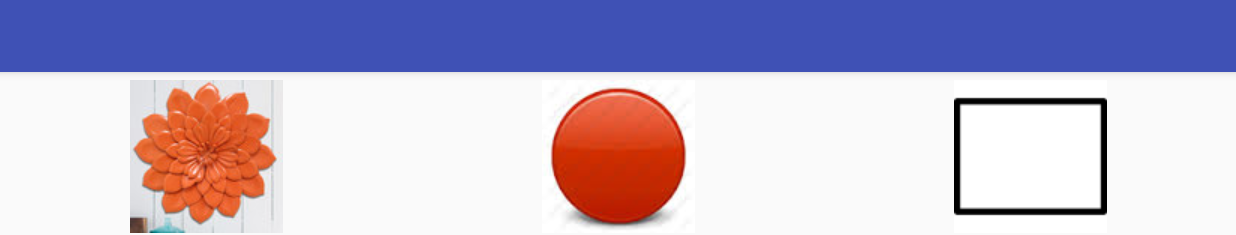
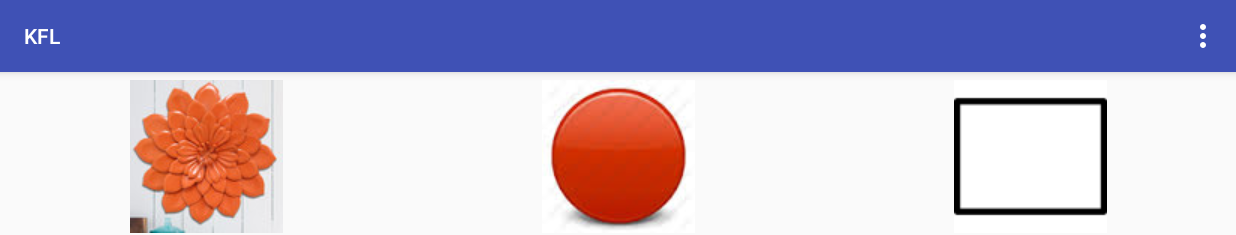
Before and after one commit to justinal64/KFL, an Android app: the screen it shows after launch (MainActivity), on a phone screen of 824 x 412 dp (held sideways). Shown: the top 235 px of the screen. Run offline under Robolectric (Android 15) with nearby library versions, the phone set to English and light mode, and no system bars.

```diff
--- a/app/src/main/java/com/codingrookie/kfl/MainActivity.java
+++ b/app/src/main/java/com/codingrookie/kfl/MainActivity.java
@@ -7,6 +7,7 @@ package com.codingrookie.kfl;
 
 import android.os.Bundle;
 import android.support.v7.app.AppCompatActivity;
+import android.support.v7.widget.Toolbar;
 import android.util.Log;
 import android.view.View;
 import android.view.Menu;
@@ -31,6 +32,8 @@ public class MainActivity extends AppCompatActivity {
     protected void onCreate(Bundle savedInstanceState) {
         super.onCreate(savedInstanceState);
         setContentView(R.layout.activity_main);
+        Toolbar toolbar = (Toolbar) findViewById(R.id.toolbar);
+        setSupportActionBar(toolbar);
 
         // This adds the listener to the image
         addListenerOnButton();
--- a/app/src/main/res/layout/activity_main.xml
+++ b/app/src/main/res/layout/activity_main.xml
@@ -17,4 +17,5 @@
 
     <include layout="@layout/content_main" />
 
+
 </android.support.design.widget.CoordinatorLayout>
```
